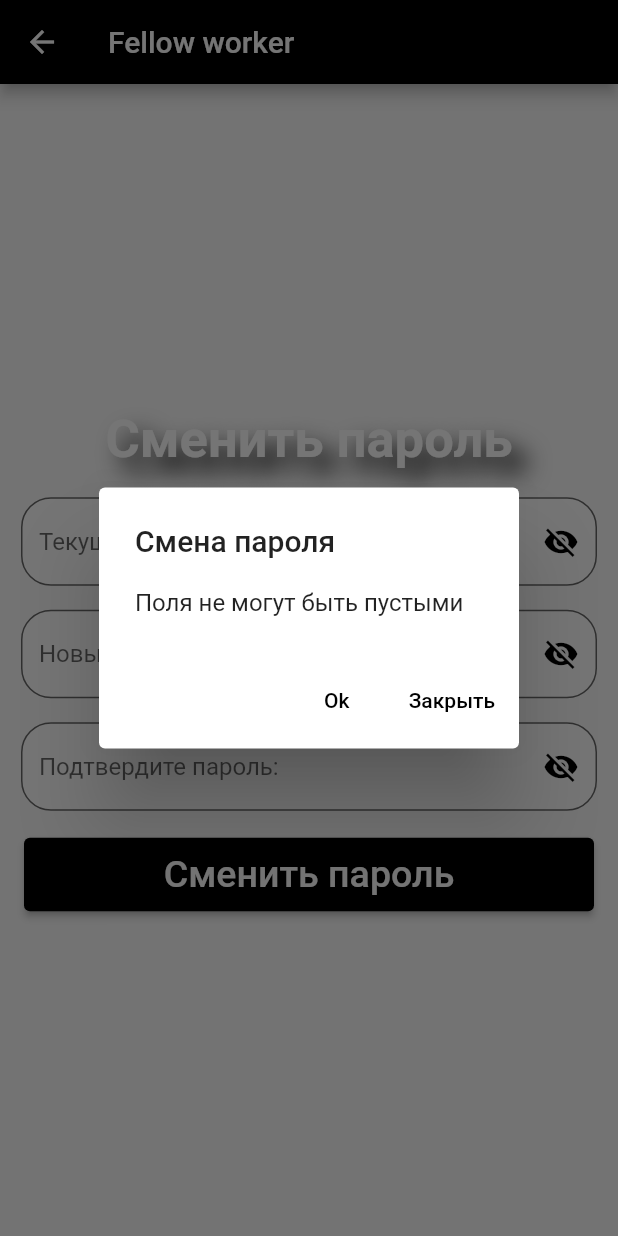
After one commit to alwayswanna/fellow-worker, a Flutter app: the ChangePassword screen opened by its route, after a tap on "Сменить пароль", on a phone screen of 412 x 824 dp. The commit adds this screen. Run offline on Flutter 3.47's test engine with Material 2 defaults, Android fonts, the phone set to English and light mode, and no system bars; our stand-ins replace flutter_secure_storage, responsive_grid, url_strategy; missing offline and left inert: animate_gradient, flutter_web_auth; accounts and stored records are empty.

Commit message:
+ added change password mapping;

```diff
--- a/fellowworkerfront/lib/models/account_response_model.dart
+++ b/fellowworkerfront/lib/models/account_response_model.dart
@@ -1,5 +1,5 @@
 /*
- * Copyright (c) 1-1/22/23, 8:37 PM
+ * Copyright (c) 1-1/23/23, 11:18 PM
  * Created by https://github.com/alwayswanna
  */
 
@@ -8,11 +8,10 @@ class ApiResponseModel {
   final AccountDataModel? accountDataModel;
   final List<AccountDataModel?>? accounts;
 
-  const ApiResponseModel({
-    required this.message,
-    required this.accountDataModel,
-    required this.accounts,
-  });
+  const ApiResponseModel(
+      {required this.message,
+      required this.accountDataModel,
+      required this.accounts});
 
   factory ApiResponseModel.fromJson(Map<String, dynamic> json) {
     List<AccountDataModel> accounts = List.empty();
--- /dev/null
+++ b/fellowworkerfront/lib/models/change_password.dart
@@ -0,0 +1,16 @@
+/*
+ * Copyright (c) 1-1/23/23, 11:18 PM
+ * Created by https://github.com/alwayswanna
+ */
+
+class ChangePasswordModel {
+  final String oldPassword;
+  final String newPassword;
+
+  const ChangePasswordModel(
+      {required this.oldPassword, required this.newPassword});
+
+  Map<String, dynamic> toJson() {
+    return {'oldPassword': oldPassword, 'newPassword': newPassword};
+  }
+}
--- a/fellowworkerfront/lib/utils/utility_widgets.dart
+++ b/fellowworkerfront/lib/utils/utility_widgets.dart
@@ -1,5 +1,5 @@
 /*
- * Copyright (c) 1-1/22/23, 11:57 PM
+ * Copyright (c) 1-1/23/23, 11:18 PM
  * Created by https://github.com/alwayswanna
  */
 
@@ -8,12 +8,12 @@ import 'package:flutter/material.dart';
 class UtilityWidgets {
 
   static Future<void> dialogBuilderApi(
-      BuildContext context, Future<String> response) {
+      BuildContext context, Future<String> response, String message, String onOkRedirectionPath) {
     return showDialog<void>(
       context: context,
       builder: (BuildContext context) {
         return AlertDialog(
-          title: const Text('Создание аккаунта.'),
+          title: Text(message),
           content: FutureBuilder<String>(
             future: response,
             builder: (context, snapshot) {
@@ -31,7 +31,7 @@ class UtilityWidgets {
               ),
               child: const Text('Ok'),
               onPressed: () {
-                Navigator.pushNamed(context, "/");
+                Navigator.pushNamed(context, onOkRedirectionPath);
               },
             ),
             TextButton(
--- /dev/null
+++ b/fellowworkerfront/lib/views/change_password_view.dart
@@ -0,0 +1,205 @@
+/*
+ * Copyright (c) 1-1/23/23, 11:18 PM
+ * Created by https://github.com/alwayswanna
+ */
+
+import 'package:fellowworkerfront/service/account_service.dart';
+import 'package:fellowworkerfront/utils/utility_widgets.dart';
+import 'package:fellowworkerfront/views/registration_view.dart';
+import 'package:flutter/material.dart';
+import 'package:flutter_secure_storage/flutter_secure_storage.dart';
+import 'package:responsive_grid/responsive_grid.dart';
+
+import '../styles/gradient_color.dart';
+
+class _ChangePassword extends State<ChangePassword>
+    with SingleTickerProviderStateMixin {
+
+  late FlutterSecureStorage securityStorage;
+  var oldPasswordCont = TextEditingController();
+  var newPasswordController = TextEditingController();
+  var newPasswordVerifyController = TextEditingController();
+  late AnimationController _animationController;
+  late bool _oldPasswordVisible;
+  late bool _newPasswordVisible;
+  late bool _newPasswordVerifyVisible;
+
+  _ChangePassword({required FlutterSecureStorage sS}) {
+    securityStorage = sS;
+  }
+
+  @override
+  void initState() {
+    super.initState();
+    _oldPasswordVisible = false;
+    _newPasswordVisible = false;
+    _newPasswordVerifyVisible = false;
+    _animationController = AnimationController(
+        vsync: this,
+        duration: const Duration(seconds: 5),
+        reverseDuration: const Duration(seconds: 5));
+  }
+
+  @override
+  Widget build(BuildContext context) {
+    return Scaffold(
+      appBar: AppBar(
+        title: const Text("Fellow worker"),
+      ),
+      body:
+          GradientEnchanted.buildGradient(buildLayout(), _animationController),
+    );
+  }
+
+  Widget buildLayout() {
+    return Center(
+      child: SingleChildScrollView(
+        child: SizedBox(
+          width: 400,
+          child: ResponsiveGridRow(
+            children: [
+              ResponsiveGridCol(
+                  child: Center(
+                      child: Padding(
+                padding: const EdgeInsets.all(10.0),
+                child: Text("Сменить пароль",
+                    style: UtilityWidgets.pageTitleStyle()),
+              ))),
+              ResponsiveGridCol(
+                  child: Padding(
+                padding: const EdgeInsets.all(8.0),
+                child: TextField(
+                  controller: oldPasswordCont,
+                  enableSuggestions: false,
+                  obscureText: !_oldPasswordVisible,
+                  autocorrect: false,
+                  decoration: InputDecoration(
+                      suffixIcon: IconButton(
+                        icon: Icon(
+                          _oldPasswordVisible
+                              ? Icons.visibility
+                              : Icons.visibility_off,
+                          color: Theme.of(context).primaryColorDark,
+                        ),
+                        onPressed: () {
+                          setState(() {
+                            _oldPasswordVisible = !_oldPasswordVisible;
+                          });
+                        },
+                      ),
+                      hintText: "Текущий пароль:",
+                      filled: true,
+                      fillColor: Colors.white,
+                      border: OutlineInputBorder(
+                          borderRadius: BorderRadius.circular(20))),
+                ),
+              )),
+              ResponsiveGridCol(
+                  child: Padding(
+                padding: const EdgeInsets.all(8.0),
+                child: TextField(
+                  controller: newPasswordController,
+                  enableSuggestions: false,
+                  obscureText: !_newPasswordVisible,
+                  autocorrect: false,
+                  decoration: InputDecoration(
+                      suffixIcon: IconButton(
+                        icon: Icon(
+                          _newPasswordVisible
+                              ? Icons.visibility
+                              : Icons.visibility_off,
+                          color: Theme.of(context).primaryColorDark,
+                        ),
+                        onPressed: () {
+                          setState(() {
+                            _newPasswordVisible = !_newPasswordVisible;
+                          });
+                        },
+                      ),
+                      hintText: "Новый пароль:",
+                      filled: true,
+                      fillColor: Colors.white,
+                      border: OutlineInputBorder(
+                          borderRadius: BorderRadius.circular(20))),
+                ),
+              )),
+              ResponsiveGridCol(
+                  child: Padding(
+                padding: const EdgeInsets.all(8.0),
+                child: TextField(
+                  controller: newPasswordVerifyController,
+                  enableSuggestions: false,
+                  obscureText: !_newPasswordVerifyVisible,
+                  autocorrect: false,
+                  decoration: InputDecoration(
+                      suffixIcon: IconButton(
+                        icon: Icon(
+                          _newPasswordVerifyVisible
+                              ? Icons.visibility
+                              : Icons.visibility_off,
+                          color: Theme.of(context).primaryColorDark,
+                        ),
+                        onPressed: () {
+                          setState(() {
+                            _newPasswordVerifyVisible =
+                                !_newPasswordVerifyVisible;
+                          });
+                        },
+                      ),
+                      hintText: "Подтвердите пароль:",
+                      filled: true,
+                      fillColor: Colors.white,
+                      border: OutlineInputBorder(
+                          borderRadius: BorderRadius.circular(20))),
+                ),
+              )),
+              ResponsiveGridCol(
+                  child: Padding(
+                      padding: padding,
+                      child: UtilityWidgets.buildCardButton(() {
+                        sendRequestCreateAccount();
+                      }, "Сменить пароль", 25)))
+            ],
+          ),
+        ),
+      ),
+    );
+  }
+
+  Future<void> sendRequestCreateAccount() async {
+    Future<String> response;
+    var oldPassword = oldPasswordCont.text;
+    var newPassword = newPasswordController.text;
+    var passwordVerify = newPasswordVerifyController.text;
+
+    if (newPassword.isEmpty || passwordVerify.isEmpty || oldPassword.isEmpty) {
+      response = Future<String>.value("Поля не могут быть пустыми");
+    } else if (newPassword != passwordVerify) {
+      response = Future<String>.value("Пароли не совпадают");
+    } else {
+      response = AccountService()
+          .changePassword(securityStorage, oldPassword, newPassword);
+    }
+    UtilityWidgets.dialogBuilderApi(
+        context, response, "Смена пароля", '/profile');
+  }
+
+  @override
+  void dispose() {
+    _animationController.dispose();
+    super.dispose();
+  }
+}
+
+class ChangePassword extends StatefulWidget {
+  late FlutterSecureStorage securityStorage;
+
+  ChangePassword({required FlutterSecureStorage sS, super.key}) {
+    securityStorage = sS;
+  }
+
+  @override
+  State<StatefulWidget> createState() {
+    return _ChangePassword(sS: securityStorage);
+  }
+}
```
Also changed, not shown: fellowworkerfront/lib/main.dart (+5 -2 lines), fellowworkerfront/lib/service/account_service.dart (+34 -15 lines), fellowworkerfront/lib/service/account_utils.dart (+7 -3 lines), fellowworkerfront/lib/views/profile_view.dart (+72 -16 lines), fellowworkerfront/lib/views/registration_view.dart (+18 -2 lines).
